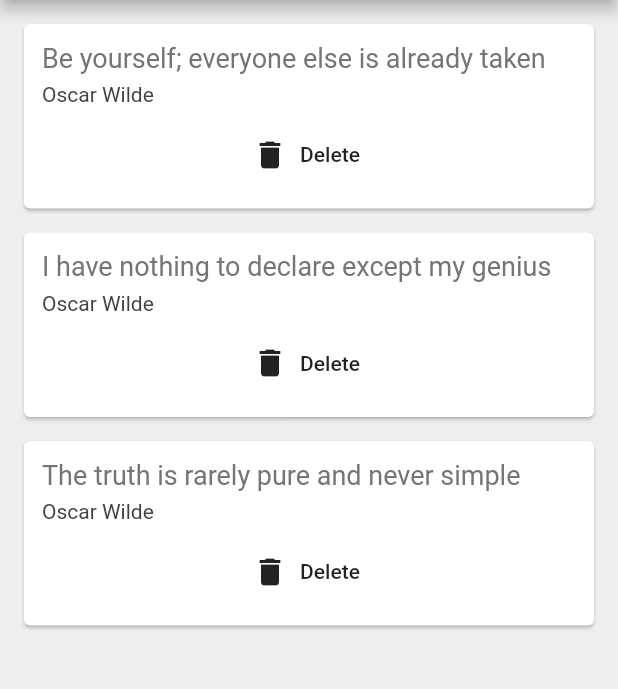
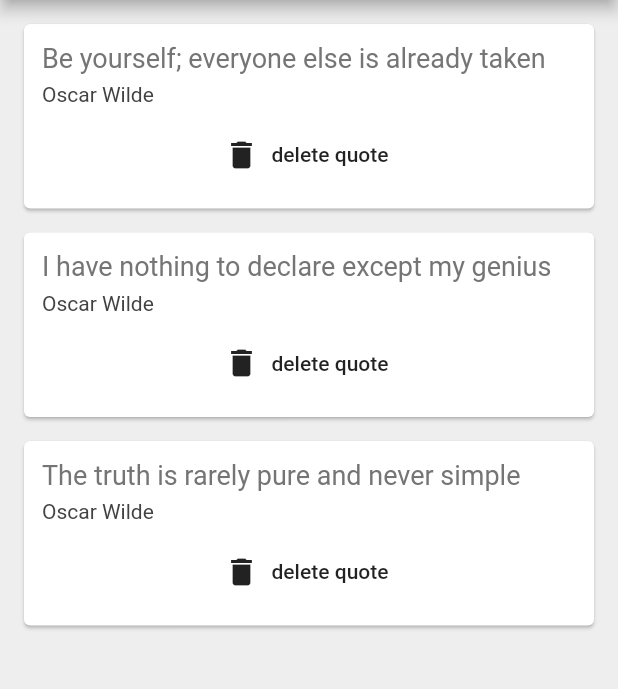
Before and after one commit to hollyphat/Flutter-Quotes, a Flutter app: the screen it shows after launch, on a phone screen of 412 x 824 dp, the part 84-773 px from its top. Run offline on Flutter 3.47's test engine with Material 2 defaults, Android fonts, the phone set to English and light mode, and no system bars.

Commit message:
Update icon label

```diff
--- a/lib/quote_card.dart
+++ b/lib/quote_card.dart
@@ -33,7 +33,7 @@ class QuoteCard extends StatelessWidget {
             FlatButton.icon(
               onPressed: () {},
               icon: Icon(Icons.delete),
-              label: Text("Delete")
+              label: Text("delete quote")
             ),
           ],
         ),
```
